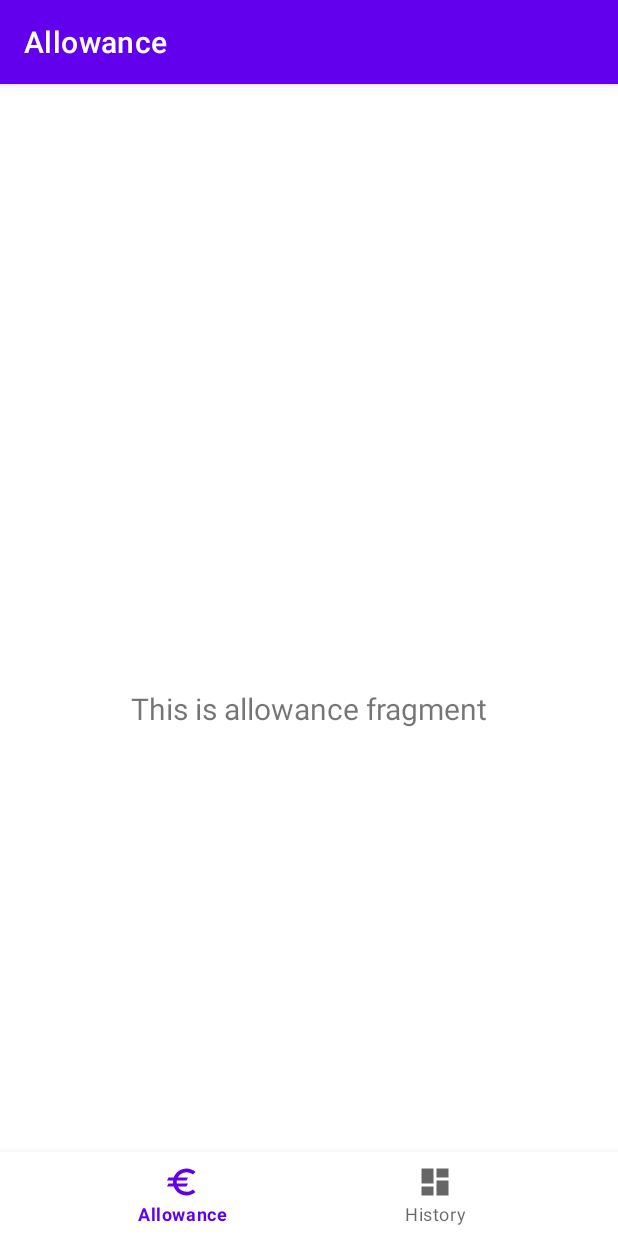
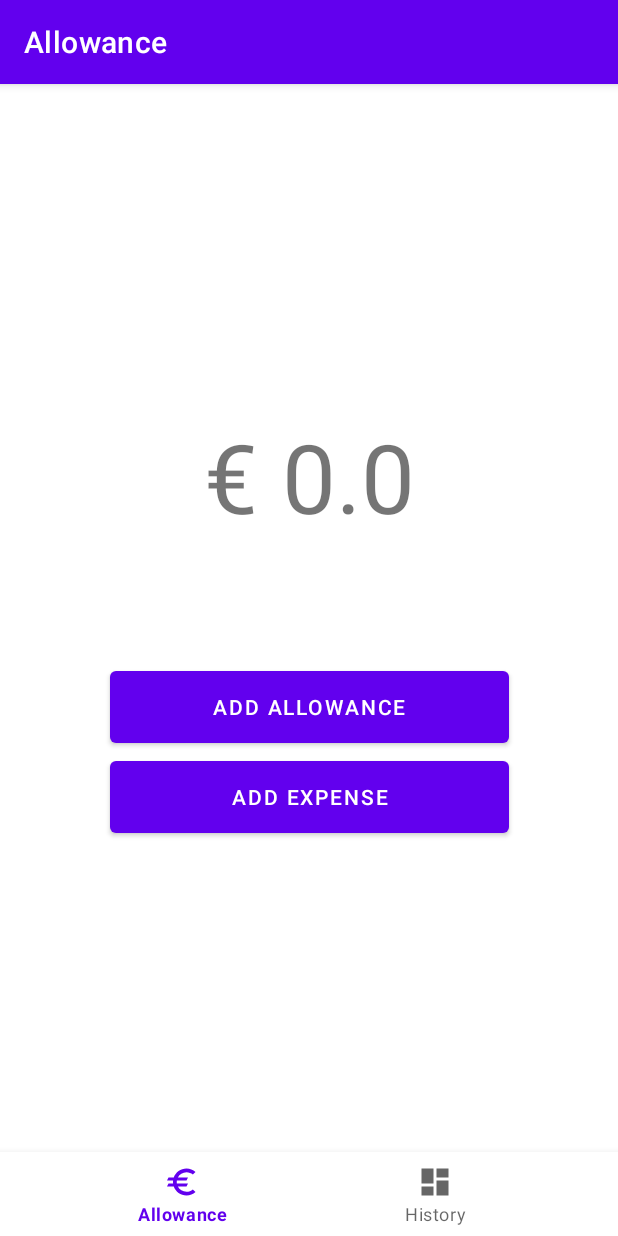
Before and after one commit to Selina-Knaepen/allowance-planner, an Android app: the screen it shows after launch (MainActivity), on a phone screen of 412 x 824 dp. Run offline under Robolectric (Android 15) with nearby library versions, the light colour scheme and no system bars; our stand-ins replace navigation-ui.

Commit message:
Add visuals in the allowance screen

```diff
--- a/app/src/main/java/be/huffle/allowanceplanner/ui/allowance/AllowanceFragment.java
+++ b/app/src/main/java/be/huffle/allowanceplanner/ui/allowance/AllowanceFragment.java
@@ -25,7 +25,7 @@ public class AllowanceFragment extends Fragment
 		allowanceViewModel =
 				new ViewModelProvider(this).get(AllowanceViewModel.class);
 		View root = inflater.inflate(R.layout.fragment_allowance, container, false);
-		final TextView textView = root.findViewById(R.id.text_home);
+		final TextView textView = root.findViewById(R.id.text_allowance);
 		allowanceViewModel.getText().observe(getViewLifecycleOwner(), new Observer<String>()
 		{
 			@Override
--- a/app/src/main/java/be/huffle/allowanceplanner/ui/allowance/AllowanceViewModel.java
+++ b/app/src/main/java/be/huffle/allowanceplanner/ui/allowance/AllowanceViewModel.java
@@ -4,15 +4,19 @@ import androidx.lifecycle.LiveData;
 import androidx.lifecycle.MutableLiveData;
 import androidx.lifecycle.ViewModel;
 
+import java.text.DecimalFormat;
+
 public class AllowanceViewModel extends ViewModel
 {
-
 	private MutableLiveData<String> mText;
+	private float allowance = 0;
+	private DecimalFormat decimalFormat = new DecimalFormat();
 
 	public AllowanceViewModel()
 	{
+		decimalFormat.setMaximumFractionDigits(2);
 		mText = new MutableLiveData<>();
-		mText.setValue("This is allowance fragment");
+		mText.setValue("€ " + allowance);
 	}
 
 	public LiveData<String> getText()
--- a/app/src/main/res/layout/fragment_allowance.xml
+++ b/app/src/main/res/layout/fragment_allowance.xml
@@ -7,16 +7,40 @@
     tools:context=".ui.allowance.AllowanceFragment">
 
     <TextView
-        android:id="@+id/text_home"
+        android:id="@+id/text_allowance"
         android:layout_width="match_parent"
         android:layout_height="wrap_content"
         android:layout_marginStart="8dp"
         android:layout_marginTop="8dp"
         android:layout_marginEnd="8dp"
         android:textAlignment="center"
-        android:textSize="20sp"
+        android:textSize="64sp"
+        app:layout_constraintBottom_toBottomOf="parent"
+        app:layout_constraintEnd_toEndOf="parent"
+        app:layout_constraintHorizontal_bias="0.0"
+        app:layout_constraintStart_toStartOf="parent"
+        app:layout_constraintTop_toTopOf="parent"
+        app:layout_constraintVertical_bias="0.25" />
+
+    <Button
+        android:id="@+id/button_allowance"
+        android:layout_width="266dp"
+        android:layout_height="60dp"
+        android:text="@string/button_allowance"
         app:layout_constraintBottom_toBottomOf="parent"
         app:layout_constraintEnd_toEndOf="parent"
         app:layout_constraintStart_toStartOf="parent"
-        app:layout_constraintTop_toTopOf="parent" />
+        app:layout_constraintTop_toBottomOf="@+id/text_allowance"
+        app:layout_constraintVertical_bias="0.19999999" />
+
+    <Button
+        android:id="@+id/button_expense"
+        android:layout_width="266dp"
+        android:layout_height="60dp"
+        android:text="@string/button_expense"
+        app:layout_constraintBottom_toBottomOf="parent"
+        app:layout_constraintEnd_toEndOf="parent"
+        app:layout_constraintStart_toStartOf="parent"
+        app:layout_constraintTop_toBottomOf="@+id/button_allowance"
+        app:layout_constraintVertical_bias="0.0" />
 </androidx.constraintlayout.widget.ConstraintLayout>
--- a/app/src/main/res/values/strings.xml
+++ b/app/src/main/res/values/strings.xml
@@ -2,4 +2,6 @@
     <string name="app_name">Allowance Planner</string>
     <string name="title_allowance">Allowance</string>
     <string name="title_history">History</string>
+    <string name="button_allowance">Add Allowance</string>
+    <string name="button_expense">Add Expense</string>
 </resources>
```
